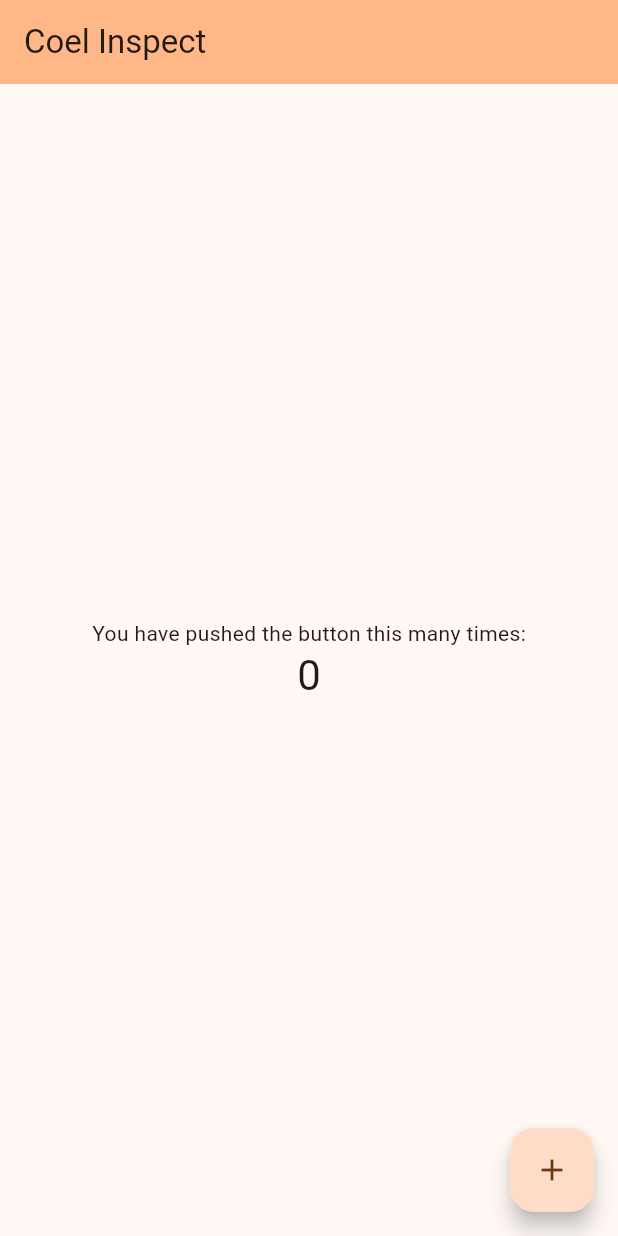
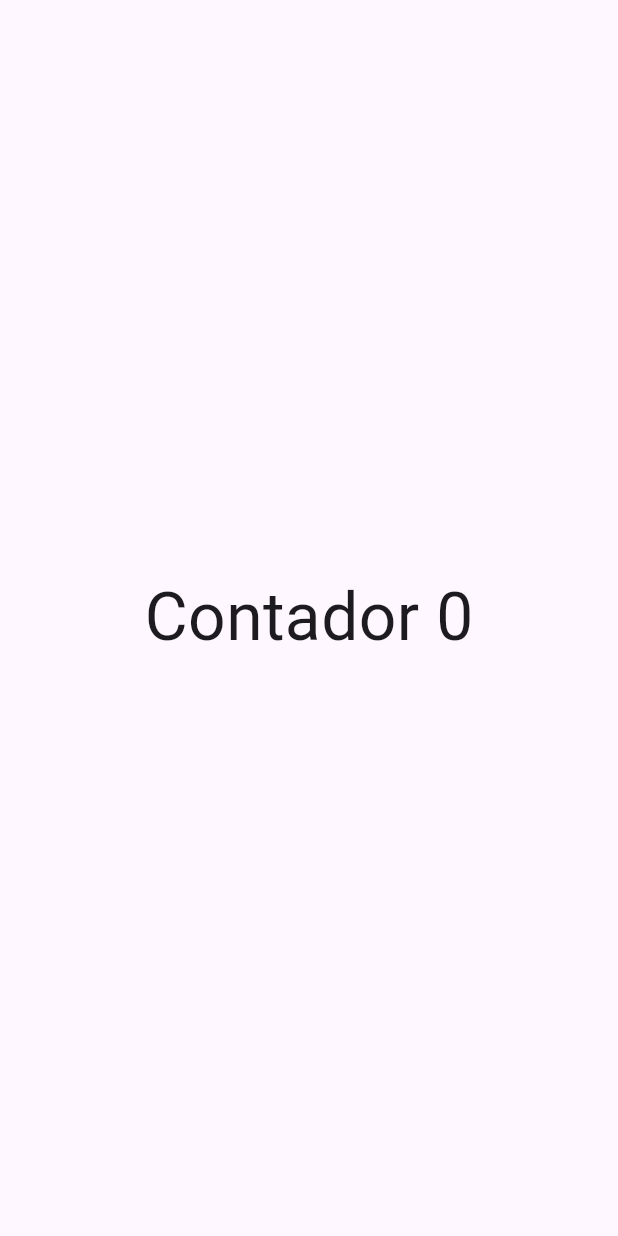
Before and after one commit to ramiscd/coel_inspect, a Flutter app: the screen it shows after launch, on a phone screen of 412 x 824 dp. Run offline on Flutter 3.47's test engine with Material 3 defaults, Android fonts, the phone set to English and light mode, and no system bars.

Commit message:
understandig statedulWidgets

```diff
--- a/lib/main.dart
+++ b/lib/main.dart
@@ -1,66 +1,52 @@
 import 'package:flutter/material.dart';
 
 void main() {
-  runApp(const MyApp());
+  runApp(
+    AppWidget(
+      title: "App Ramis",
+    ));
 }
 
-class MyApp extends StatelessWidget {
-  const MyApp({super.key});
+class AppWidget extends StatelessWidget {
+  final String title;
+
+  const AppWidget({super.key, required this.title});
+
 
   @override
   Widget build(BuildContext context) {
-    return MaterialApp(
-      title: 'Coel Inspect',
-      theme: ThemeData(
-        colorScheme: ColorScheme.fromSeed(seedColor: const Color(0xFFFF8000)),
-      ),
-      home: const MyHomePage(title: 'Coel Inspect'),
+    return MaterialApp( // 1. O "Cérebro" do app (Configurações)
+      home: HomePage(),
     );
   }
 }
 
-class MyHomePage extends StatefulWidget {
-  const MyHomePage({super.key, required this.title});
-
-  final String title;
-
+class HomePage extends StatefulWidget {
   @override
-  State<MyHomePage> createState() => _MyHomePageState();
+  State<HomePage> createState() {
+    return HomePageState();
+  }
 }
 
-class _MyHomePageState extends State<MyHomePage> {
-  int _counter = 0;
+class HomePageState extends State<HomePage> {
 
-  void _incrementCounter() {
-    setState(() {
-      _counter++;
-    });
-  }
-
+  int counter = 0;
   @override
   Widget build(BuildContext context) {
-    return Scaffold(
-      appBar: AppBar(
-        backgroundColor: Theme.of(context).colorScheme.inversePrimary,
-        title: Text(widget.title),
-      ),
-      body: Center(
-        child: Column(
-          mainAxisAlignment: MainAxisAlignment.center,
-          children: [
-            const Text('You have pushed the button this many times:'),
-            Text(
-              '$_counter',
-              style: Theme.of(context).textTheme.headlineMedium,
+    return Scaffold( // 2. O "Esqueleto" da tela (Página)
+        body: Center( // 3. Alinhamento
+          child: GestureDetector(
+            child: Text(
+              "Contador $counter",
+              style: TextStyle(fontSize: 44), // Estilo opcional
             ),
-          ],
+            onTap: (){
+              setState(() {
+                counter++;
+              });
+            },
+          ),
         ),
-      ),
-      floatingActionButton: FloatingActionButton(
-        onPressed: _incrementCounter,
-        tooltip: 'Increment',
-        child: const Icon(Icons.add),
-      ),
     );
   }
 }
```
